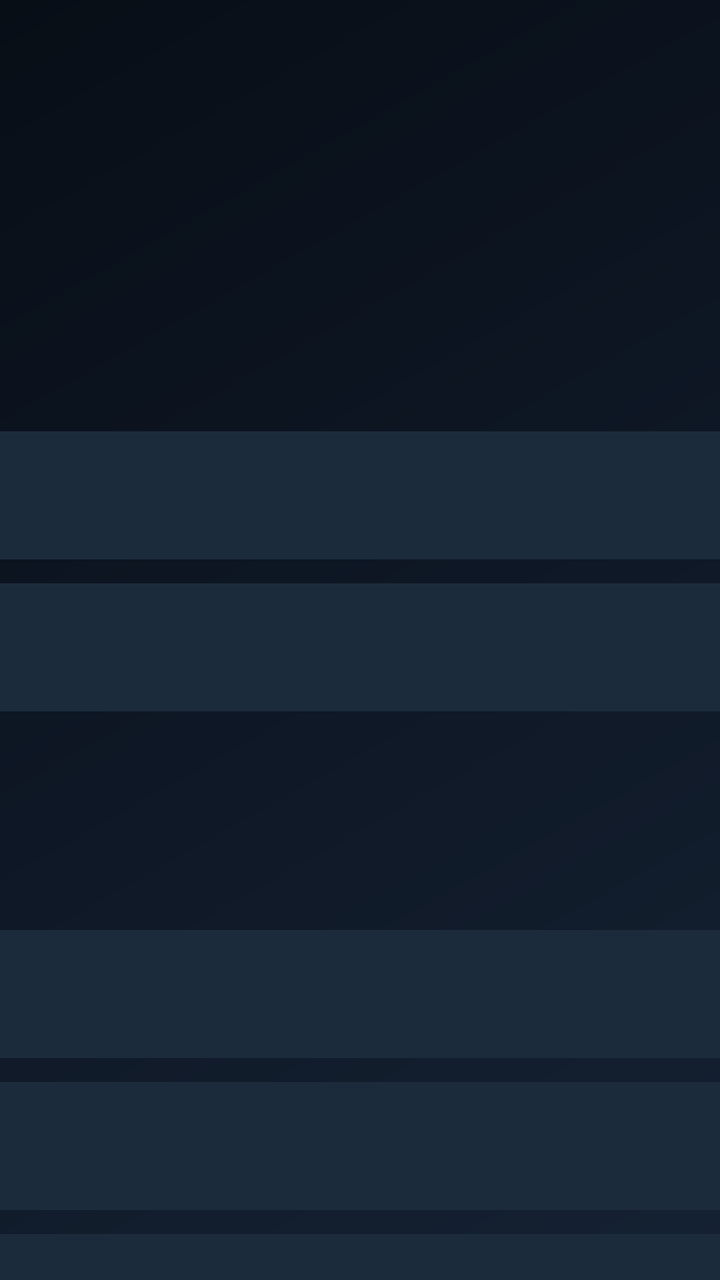
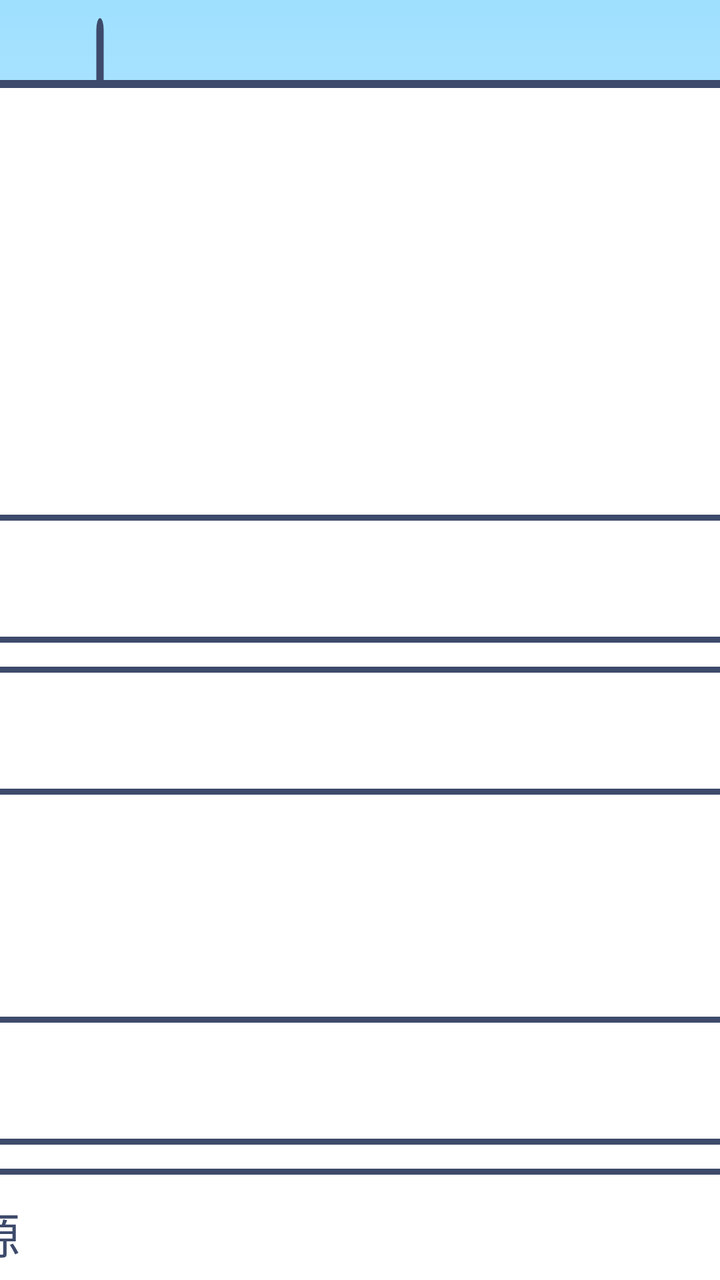

Screens rendered from an Android XML layout before and after an edit, with the pre-edit source and the edit as a unified diff.
<!-- AndroidManifest.xml: application theme Theme.EvoKids -->
<!-- res/layout/activity_settings.xml -->
<?xml version="1.0" encoding="utf-8"?>
<ScrollView xmlns:android="http://schemas.android.com/apk/res/android"
    android:layout_width="match_parent"
    android:layout_height="match_parent">

    <LinearLayout
        android:layout_width="960dp"
        android:layout_height="wrap_content"
        android:layout_gravity="center_horizontal"
        android:orientation="vertical"
        android:padding="48dp">

        <TextView
            android:layout_width="wrap_content"
            android:layout_height="wrap_content"
            android:drawableStart="@drawable/ic_lock"
            android:drawablePadding="18dp"
            android:text="@string/settings_title"
            android:textColor="@color/text_primary"
            android:textSize="40sp"
            android:textStyle="bold" />

        <TextView
            android:layout_width="wrap_content"
            android:layout_height="wrap_content"
            android:layout_marginTop="36dp"
            android:text="@string/settings_section_account"
            android:textColor="@color/accent"
            android:textSize="18sp"
            android:textStyle="bold" />

        <TextView
            android:id="@+id/setting_account_status"
            android:layout_width="match_parent"
            android:layout_height="wrap_content"
            android:layout_marginTop="8dp"
            android:textColor="@color/text_secondary"
            android:textSize="20sp" />

        <Button
            android:id="@+id/btn_qr_login"
            style="@style/Widget.EvoKids.Button"
            android:layout_width="match_parent"
            android:layout_height="wrap_content"
            android:drawableStart="@drawable/ic_qr"
            android:text="@string/settings_login" />

        <Button
            android:id="@+id/btn_logout"
            style="@style/Widget.EvoKids.Button"
            android:layout_width="match_parent"
            android:layout_height="wrap_content"
            android:drawableStart="@drawable/ic_logout"
            android:text="@string/settings_logout" />

        <TextView
            android:layout_width="wrap_content"
            android:layout_height="wrap_content"
            android:layout_marginTop="36dp"
            android:text="@string/settings_section_config"
            android:textColor="@color/accent"
            android:textSize="18sp"
            android:textStyle="bold" />

        <TextView
            android:id="@+id/setting_config_status"
            android:layout_width="match_parent"
            android:layout_height="wrap_content"
            android:layout_marginTop="8dp"
            android:textColor="@color/text_secondary"
            android:textSize="20sp" />

        <Button
            android:id="@+id/btn_edit_config_url"
            style="@style/Widget.EvoKids.Button"
            android:layout_width="match_parent"
            android:layout_height="wrap_content"
            android:drawableStart="@drawable/ic_settings"
            android:text="@string/settings_edit_config_url" />

        <Button
            android:id="@+id/btn_reset_config"
            style="@style/Widget.EvoKids.Button"
            android:layout_width="match_parent"
            android:layout_height="wrap_content"
            android:drawableStart="@drawable/ic_refresh"
            android:text="@string/settings_reset_config" />

        <Button
            android:id="@+id/btn_reload_config"
            style="@style/Widget.EvoKids.Button"
            android:layout_width="match_parent"
            android:layout_height="wrap_content"
            android:drawableStart="@drawable/ic_refresh"
            android:text="@string/settings_reload" />

        <TextView
            android:layout_width="wrap_content"
            android:layout_height="wrap_content"
            android:layout_marginTop="36dp"
            android:text="@string/settings_section_security"
            android:textColor="@color/accent"
            android:textSize="18sp"
            android:textStyle="bold" />

        <Button
            android:id="@+id/btn_change_pin"
            style="@style/Widget.EvoKids.Button"
            android:layout_width="match_parent"
            android:layout_height="wrap_content"
            android:drawableStart="@drawable/ic_lock"
            android:text="@string/settings_change_pin" />

        <Button
            android:id="@+id/btn_exit_app"
            style="@style/Widget.EvoKids.Button"
            android:layout_width="match_parent"
            android:layout_height="wrap_content"
            android:drawableStart="@drawable/ic_power"
            android:text="@string/settings_exit" />
    </LinearLayout>
</ScrollView>
<!-- resources referenced by this layout -->
<resources>
  <color name="accent">#FF8A3D</color>
  <color name="text_primary">#F4F7FA</color>
  <color name="text_secondary">#93A7BC</color>
  <!-- drawable ic_lock (drawable) -->
  <vector xmlns:android="http://schemas.android.com/apk/res/android" android:width="24dp" android:height="24dp" android:viewportWidth="24" android:viewportHeight="24">
      <path android:fillColor="#F4F7FA" android:pathData="M18,8h-1V6c0,-2.76 -2.24,-5 -5,-5S7,3.24 7,6v2H6c-1.1,0 -2,0.9 -2,2v10c0,1.1 0.9,2 2,2h12c1.1,0 2,-0.9 2,-2V10c0,-1.1 -0.9,-2 -2,-2zM12,17c-1.1,0 -2,-0.9 -2,-2s0.9,-2 2,-2s2,0.9 2,2s-0.9,2 -2,2zM15.1,8H8.9V6c0,-1.71 1.39,-3.1 3.1,-3.1c1.71,0 3.1,1.39 3.1,3.1v2z"/>
  </vector>
  <!-- drawable ic_logout (drawable) -->
  <vector xmlns:android="http://schemas.android.com/apk/res/android" android:width="24dp" android:height="24dp" android:viewportWidth="24" android:viewportHeight="24">
      <path android:fillColor="#F4F7FA" android:pathData="M17,7l-1.41,1.41L18.17,11H8v2h10.17l-2.58,2.58L17,17l5,-5zM4,5h8V3H4c-1.1,0 -2,0.9 -2,2v14c0,1.1 0.9,2 2,2h8v-2H4V5z"/>
  </vector>
  <!-- drawable ic_power (drawable) -->
  <vector xmlns:android="http://schemas.android.com/apk/res/android" android:width="24dp" android:height="24dp" android:viewportWidth="24" android:viewportHeight="24">
      <path android:fillColor="#F4F7FA" android:pathData="M13,3h-2v10h2V3zM17.83,5.17l-1.42,1.42C17.99,7.86 19,9.81 19,12c0,3.87 -3.13,7 -7,7s-7,-3.13 -7,-7c0,-2.19 1.01,-4.14 2.58,-5.42L6.17,5.17C4.23,6.82 3,9.26 3,12c0,4.97 4.03,9 9,9s9,-4.03 9,-9C21,9.26 19.77,6.82 17.83,5.17z"/>
  </vector>
  <!-- drawable ic_qr (drawable) -->
  <vector xmlns:android="http://schemas.android.com/apk/res/android" android:width="24dp" android:height="24dp" android:viewportWidth="24" android:viewportHeight="24">
      <path android:fillColor="#F4F7FA" android:fillType="evenOdd" android:pathData="M3,3h8v8H3V3zM5,5v4h4V5H5zM13,3h8v8h-8V3zM15,5v4h4V5h-4zM3,13h8v8H3v-8zM5,15v4h4v-4H5zM13,13h3v3h-3v-3zM17,13h3v3h-3v-3zM13,17h3v3h-3v-3zM17,17h3v3h-3v-3z"/>
  </vector>
  <!-- drawable ic_refresh (drawable) -->
  <vector xmlns:android="http://schemas.android.com/apk/res/android" android:width="24dp" android:height="24dp" android:viewportWidth="24" android:viewportHeight="24">
      <path android:fillColor="#F4F7FA" android:pathData="M17.65,6.35C16.2,4.9 14.21,4 12,4c-4.42,0 -7.99,3.58 -7.99,8s3.57,8 7.99,8c3.73,0 6.84,-2.55 7.73,-6h-2.08c-0.82,2.33 -3.04,4 -5.65,4 -3.31,0 -6,-2.69 -6,-6s2.69,-6 6,-6c1.66,0 3.14,0.69 4.22,1.78L13,11h7V4l-2.35,2.35z"/>
  </vector>
  <!-- drawable ic_settings (drawable) -->
  <vector xmlns:android="http://schemas.android.com/apk/res/android" android:width="24dp" android:height="24dp" android:viewportWidth="24" android:viewportHeight="24">
      <path android:fillColor="#F4F7FA" android:pathData="M19.14,12.94c0.04,-0.3 0.06,-0.61 0.06,-0.94c0,-0.32 -0.02,-0.64 -0.07,-0.94l2.03,-1.58c0.18,-0.14 0.23,-0.41 0.12,-0.61l-1.92,-3.32c-0.12,-0.22 -0.37,-0.29 -0.59,-0.22l-2.39,0.96c-0.5,-0.38 -1.03,-0.7 -1.62,-0.94L14.4,2.81c-0.04,-0.24 -0.24,-0.41 -0.48,-0.41h-3.84c-0.24,0 -0.43,0.17 -0.47,0.41L9.25,5.35C8.66,5.59 8.12,5.92 7.63,6.29L5.24,5.33c-0.22,-0.08 -0.47,0 -0.59,0.22L2.74,8.87C2.62,9.08 2.66,9.34 2.86,9.48l2.03,1.58C4.84,11.36 4.8,11.69 4.8,12s0.02,0.64 0.07,0.94l-2.03,1.58c-0.18,0.14 -0.23,0.41 -0.12,0.61l1.92,3.32c0.12,0.22 0.37,0.29 0.59,0.22l2.39,-0.96c0.5,0.38 1.03,0.7 1.62,0.94l0.36,2.54c0.05,0.24 0.24,0.41 0.48,0.41h3.84c0.24,0 0.44,-0.17 0.47,-0.41l0.36,-2.54c0.59,-0.24 1.13,-0.56 1.62,-0.94l2.39,0.96c0.22,0.08 0.47,0 0.59,-0.22l1.92,-3.32c0.12,-0.22 0.07,-0.47 -0.12,-0.61L19.14,12.94zM12,15.6c-1.98,0 -3.6,-1.62 -3.6,-3.6s1.62,-3.6 3.6,-3.6s3.6,1.62 3.6,3.6S13.98,15.6 12,15.6z"/>
  </vector>
  <style name="Widget.EvoKids.Button" parent="android:Widget.Material.Button">
          <item name="android:textSize">@dimen/button_text</item>
          <item name="android:textColor">@color/text_primary</item>
          <item name="android:background">@drawable/bg_button</item>
          <item name="android:paddingLeft">28dp</item>
          <item name="android:paddingRight">28dp</item>
          <item name="android:paddingTop">14dp</item>
          <item name="android:paddingBottom">14dp</item>
          <item name="android:drawablePadding">18dp</item>
          <item name="android:gravity">center_vertical|start</item>
          <item name="android:textAllCaps">false</item>
          <item name="android:layout_marginTop">12dp</item>
          <item name="android:minHeight">64dp</item>
      </style>
  <style name="Theme.EvoKids" parent="Theme.Leanback">
          <item name="android:windowBackground">@drawable/bg_main</item>
          <item name="android:colorAccent">@color/accent</item>
          <item name="colorAccent">@color/accent</item>
          <item name="android:textColorPrimary">@color/text_primary</item>
          <item name="android:textColorSecondary">@color/text_secondary</item>
      </style>
  <dimen name="button_text">22sp</dimen>
  <!-- drawable bg_button (drawable) -->
  <?xml version="1.0" encoding="utf-8"?>
  <selector xmlns:android="http://schemas.android.com/apk/res/android">
      <item android:state_focused="true">
          <shape>
              <solid android:color="#2A4159" />
              <corners android:radius="28dp" />
              <stroke android:width="3dp" android:color="@color/accent" />
          </shape>
      </item>
      <item>
          <shape>
              <solid android:color="#1C2B3C" />
              <corners android:radius="28dp" />
          </shape>
      </item>
  </selector>
  <!-- drawable bg_main (drawable) -->
  <?xml version="1.0" encoding="utf-8"?>
  <shape xmlns:android="http://schemas.android.com/apk/res/android">
      <gradient
          android:angle="135"
          android:startColor="#152233"
          android:centerColor="#0E1725"
          android:endColor="#080E16"
          android:type="linear" />
  </shape>
  <!-- unchanged entries left out for length: 11 -->
</resources>

<!-- the commit's change to res/layout/activity_settings.xml (unified diff, before → after) -->
@@ -8,6 +8,9 @@
         android:layout_height="wrap_content"
         android:layout_gravity="center_horizontal"
         android:orientation="vertical"
+        android:background="@drawable/bg_panel_card"
+        android:layout_marginTop="40dp"
+        android:layout_marginBottom="40dp"
         android:padding="48dp">
 
         <TextView
@@ -17,17 +20,15 @@
             android:drawablePadding="18dp"
             android:text="@string/settings_title"
             android:textColor="@color/text_primary"
-            android:textSize="40sp"
-            android:textStyle="bold" />
+            android:textSize="40sp" />
 
         <TextView
             android:layout_width="wrap_content"
             android:layout_height="wrap_content"
             android:layout_marginTop="36dp"
             android:text="@string/settings_section_account"
-            android:textColor="@color/accent"
-            android:textSize="18sp"
-            android:textStyle="bold" />
+            android:textColor="@color/card_c3"
+            android:textSize="19sp" />
 
         <TextView
             android:id="@+id/setting_account_status"
@@ -58,9 +59,8 @@
             android:layout_height="wrap_content"
             android:layout_marginTop="36dp"
             android:text="@string/settings_section_config"
-            android:textColor="@color/accent"
-            android:textSize="18sp"
-            android:textStyle="bold" />
+            android:textColor="@color/card_c2"
+            android:textSize="19sp" />
 
         <TextView
             android:id="@+id/setting_config_status"
@@ -99,9 +99,8 @@
             android:layout_height="wrap_content"
             android:layout_marginTop="36dp"
             android:text="@string/settings_section_security"
-            android:textColor="@color/accent"
-            android:textSize="18sp"
-            android:textStyle="bold" />
+            android:textColor="@color/card_c0"
+            android:textSize="19sp" />
 
         <Button
             android:id="@+id/btn_change_pin"
<!-- resource entries referenced after the edit -->
@@ -1,35 +1,145 @@
 <!-- resources referenced by this layout -->
 <resources>
-  <color name="accent">#FF8A3D</color>
-  <color name="text_primary">#F4F7FA</color>
-  <color name="text_secondary">#93A7BC</color>
+  <color name="card_c0">#FF6B6B</color>
+  <color name="card_c2">#5FC96B</color>
+  <color name="card_c3">#4D96FF</color>
+  <color name="accent">#FF9F1C</color>
+  <color name="sky_top">#9FE0FF</color>
+  <color name="sky_bottom">#FFF6E5</color>
+  <!-- drawable deco_sky (drawable) -->
+  <?xml version="1.0" encoding="utf-8"?>
+  <vector xmlns:android="http://schemas.android.com/apk/res/android"
+      android:width="1080dp" android:height="600dp"
+      android:viewportWidth="1080" android:viewportHeight="600">
+      
+      <path android:strokeColor="@color/crayon" android:strokeWidth="11"
+          android:strokeLineCap="round" android:pathData="M150,40 L150,14 M232,74 L253,53 M266,150 L292,150 M68,74 L47,53 M33,150 L7,150" />
+      
+      <path android:fillColor="@color/sun_yellow" android:strokeColor="@color/crayon"
+          android:strokeWidth="10" android:pathData="M150,150 m-72,0 a72,72 0 1 0 144,0 a72,72 0 1 0 -144,0" />
+      
+      <group>
+          <path android:fillColor="@color/cloud_white"
+              android:pathData="M810,168 a34,34 0 1 0 68,0 a34,34 0 1 0 -68,0 M872,148 a44,44 0 1 0 88,0 a44,44 0 1 0 -88,0 M942,172 a30,30 0 1 0 60,0 a30,30 0 1 0 -60,0 M806,176 h188 a14,14 0 0 1 0,28 h-188 a14,14 0 0 1 0,-28 z" />
+      </group>
+      
+      <path android:fillColor="@color/cloud_white" android:fillAlpha="0.9"
+          android:pathData="M240,352 a24,24 0 1 0 48,0 a24,24 0 1 0 -48,0 M284,338 a30,30 0 1 0 60,0 a30,30 0 1 0 -60,0 M334,356 a20,20 0 1 0 40,0 a20,20 0 1 0 -40,0 M238,360 h130 a10,10 0 0 1 0,20 h-130 a10,10 0 0 1 0,-20 z" />
+      
+      <path android:fillColor="@color/cloud_white" android:fillAlpha="0.75"
+          android:pathData="M600,300 a20,20 0 1 0 40,0 a20,20 0 1 0 -40,0 M636,288 a26,26 0 1 0 52,0 a26,26 0 1 0 -52,0 M682,304 a17,17 0 1 0 34,0 a17,17 0 1 0 -34,0 M598,308 h112 a9,9 0 0 1 0,18 h-112 a9,9 0 0 1 0,-18 z" />
+  </vector>
+  <!-- drawable deco_hills (drawable) -->
+  <?xml version="1.0" encoding="utf-8"?>
+  <vector xmlns:android="http://schemas.android.com/apk/res/android"
+      android:width="1080dp" android:height="600dp"
+      android:viewportWidth="1080" android:viewportHeight="600">
+      
+      <path android:fillColor="@color/hill_back"
+          android:pathData="M0,470 Q250,398 520,458 T1080,430 L1080,600 L0,600 Z" />
+      
+      <path android:fillColor="@color/hill_front" android:strokeColor="@color/crayon"
+          android:strokeWidth="9" android:strokeLineJoin="round"
+          android:pathData="M0,516 Q330,452 660,506 T1080,486 L1080,600 L0,600 Z" />
+      
+      <path android:fillColor="@color/cloud_white"
+          android:pathData="M220,540 a11,11 0 1 0 22,0 a11,11 0 1 0 -22,0 M229,518 a11,11 0 1 0 22,0 a11,11 0 1 0 -22,0 M207,518 a11,11 0 1 0 22,0 a11,11 0 1 0 -22,0 M220,522 h18 v18 h-18 z" />
+      <path android:fillColor="@color/sun_yellow" android:strokeColor="@color/crayon" android:strokeWidth="4"
+          android:pathData="M219,529 m-7,0 a7,7 0 1 0 14,0 a7,7 0 1 0 -14,0" />
+      <path android:fillColor="@color/cloud_white"
+          android:pathData="M830,556 a11,11 0 1 0 22,0 a11,11 0 1 0 -22,0 M839,534 a11,11 0 1 0 22,0 a11,11 0 1 0 -22,0 M817,534 a11,11 0 1 0 22,0 a11,11 0 1 0 -22,0 M830,538 h18 v18 h-18 z" />
+      <path android:fillColor="@color/sun_yellow" android:strokeColor="@color/crayon" android:strokeWidth="4"
+          android:pathData="M829,545 m-7,0 a7,7 0 1 0 14,0 a7,7 0 1 0 -14,0" />
+  </vector>
+  <color name="sun_yellow">#FFD93D</color>
+  <color name="cloud_white">#FFFFFF</color>
+  <color name="hill_back">#A9E8A4</color>
+  <color name="hill_front">#7ED97F</color>
+  <color name="text_primary">#3D4A6B</color>
+  <color name="text_secondary">#7B89A6</color>
+  <!-- drawable bg_panel_card (drawable) -->
+  <?xml version="1.0" encoding="utf-8"?>
+  <shape xmlns:android="http://schemas.android.com/apk/res/android">
+      <solid android:color="@color/bg_panel" />
+      <corners
+          android:topLeftRadius="38dp"
+          android:topRightRadius="30dp"
+          android:bottomLeftRadius="34dp"
+          android:bottomRightRadius="42dp" />
+      <stroke android:width="4dp" android:color="@color/crayon" />
+  </shape>
   <!-- drawable ic_lock (drawable) -->
-  <vector xmlns:android="http://schemas.android.com/apk/res/android" android:width="24dp" android:height="24dp" android:viewportWidth="24" android:viewportHeight="24">
-      <path android:fillColor="#F4F7FA" android:pathData="M18,8h-1V6c0,-2.76 -2.24,-5 -5,-5S7,3.24 7,6v2H6c-1.1,0 -2,0.9 -2,2v10c0,1.1 0.9,2 2,2h12c1.1,0 2,-0.9 2,-2V10c0,-1.1 -0.9,-2 -2,-2zM12,17c-1.1,0 -2,-0.9 -2,-2s0.9,-2 2,-2s2,0.9 2,2s-0.9,2 -2,2zM15.1,8H8.9V6c0,-1.71 1.39,-3.1 3.1,-3.1c1.71,0 3.1,1.39 3.1,3.1v2z"/>
+  <?xml version="1.0" encoding="utf-8"?>
+  <vector xmlns:android="http://schemas.android.com/apk/res/android"
+      android:width="24dp" android:height="24dp"
+      android:viewportWidth="24" android:viewportHeight="24">
+      <path android:strokeColor="@color/crayon" android:strokeWidth="2.6"
+          android:strokeLineCap="round"
+          android:pathData="M8,11 V8 a4,4 0 0 1 8,0 v3" />
+      <path android:fillColor="#00000000" android:strokeColor="@color/crayon"
+          android:strokeWidth="2.4" android:strokeLineJoin="round"
+          android:pathData="M5.5,11 h13 v8.5 a2,2 0 0 1 -2,2 h-9 a2,2 0 0 1 -2,-2 z" />
+      <path android:fillColor="@color/crayon"
+          android:pathData="M12,14.6 m-1.7,0 a1.7,1.7 0 1 0 3.4,0 a1.7,1.7 0 1 0 -3.4,0" />
   </vector>
   <!-- drawable ic_logout (drawable) -->
-  <vector xmlns:android="http://schemas.android.com/apk/res/android" android:width="24dp" android:height="24dp" android:viewportWidth="24" android:viewportHeight="24">
-      <path android:fillColor="#F4F7FA" android:pathData="M17,7l-1.41,1.41L18.17,11H8v2h10.17l-2.58,2.58L17,17l5,-5zM4,5h8V3H4c-1.1,0 -2,0.9 -2,2v14c0,1.1 0.9,2 2,2h8v-2H4V5z"/>
+  <?xml version="1.0" encoding="utf-8"?>
+  <vector xmlns:android="http://schemas.android.com/apk/res/android"
+      android:width="24dp" android:height="24dp"
+      android:viewportWidth="24" android:viewportHeight="24">
+      <path android:fillColor="#00000000" android:strokeColor="@color/crayon"
+          android:strokeWidth="2.2" android:strokeLineJoin="round"
+          android:pathData="M13,3.5 h5 a2,2 0 0 1 2,2 v13 a2,2 0 0 1 -2,2 h-5" />
+      <path android:strokeColor="@color/crayon" android:strokeWidth="2.6"
+          android:strokeLineCap="round" android:strokeLineJoin="round"
+          android:pathData="M3,12 h11.5 M11.5,8.5 L15,12 L11.5,15.5" />
   </vector>
   <!-- drawable ic_power (drawable) -->
-  <vector xmlns:android="http://schemas.android.com/apk/res/android" android:width="24dp" android:height="24dp" android:viewportWidth="24" android:viewportHeight="24">
-      <path android:fillColor="#F4F7FA" android:pathData="M13,3h-2v10h2V3zM17.83,5.17l-1.42,1.42C17.99,7.86 19,9.81 19,12c0,3.87 -3.13,7 -7,7s-7,-3.13 -7,-7c0,-2.19 1.01,-4.14 2.58,-5.42L6.17,5.17C4.23,6.82 3,9.26 3,12c0,4.97 4.03,9 9,9s9,-4.03 9,-9C21,9.26 19.77,6.82 17.83,5.17z"/>
+  <?xml version="1.0" encoding="utf-8"?>
+  <vector xmlns:android="http://schemas.android.com/apk/res/android"
+      android:width="24dp" android:height="24dp"
+      android:viewportWidth="24" android:viewportHeight="24">
+      <path android:strokeColor="@color/crayon" android:strokeWidth="2.6"
+          android:strokeLineCap="round"
+          android:pathData="M17.7,6.8 a7.5,7.5 0 1 0 2.3,5.2 M12,2.8 v8.5" />
   </vector>
   <!-- drawable ic_qr (drawable) -->
-  <vector xmlns:android="http://schemas.android.com/apk/res/android" android:width="24dp" android:height="24dp" android:viewportWidth="24" android:viewportHeight="24">
-      <path android:fillColor="#F4F7FA" android:fillType="evenOdd" android:pathData="M3,3h8v8H3V3zM5,5v4h4V5H5zM13,3h8v8h-8V3zM15,5v4h4V5h-4zM3,13h8v8H3v-8zM5,15v4h4v-4H5zM13,13h3v3h-3v-3zM17,13h3v3h-3v-3zM13,17h3v3h-3v-3zM17,17h3v3h-3v-3z"/>
+  <?xml version="1.0" encoding="utf-8"?>
+  <vector xmlns:android="http://schemas.android.com/apk/res/android"
+      android:width="24dp" android:height="24dp"
+      android:viewportWidth="24" android:viewportHeight="24">
+      <path android:strokeColor="@color/crayon" android:strokeWidth="2.2"
+          android:strokeLineJoin="round" android:fillColor="#00000000"
+          android:pathData="M3.5,3.5 h6.5 v6.5 h-6.5 z M14,3.5 h6.5 v6.5 h-6.5 z M3.5,14 h6.5 v6.5 h-6.5 z" />
+      <path android:fillColor="@color/crayon"
+          android:pathData="M6.2,6.2 h1.2 v1.2 h-1.2 z M16.7,6.2 h1.2 v1.2 h-1.2 z M6.2,16.7 h1.2 v1.2 h-1.2 z M14.5,14.5 h2 v2 h-2 z M18,18 h2 v2 h-2 z" />
   </vector>
   <!-- drawable ic_refresh (drawable) -->
-  <vector xmlns:android="http://schemas.android.com/apk/res/android" android:width="24dp" android:height="24dp" android:viewportWidth="24" android:viewportHeight="24">
-      <path android:fillColor="#F4F7FA" android:pathData="M17.65,6.35C16.2,4.9 14.21,4 12,4c-4.42,0 -7.99,3.58 -7.99,8s3.57,8 7.99,8c3.73,0 6.84,-2.55 7.73,-6h-2.08c-0.82,2.33 -3.04,4 -5.65,4 -3.31,0 -6,-2.69 -6,-6s2.69,-6 6,-6c1.66,0 3.14,0.69 4.22,1.78L13,11h7V4l-2.35,2.35z"/>
+  <?xml version="1.0" encoding="utf-8"?>
+  <vector xmlns:android="http://schemas.android.com/apk/res/android"
+      android:width="24dp" android:height="24dp"
+      android:viewportWidth="24" android:viewportHeight="24">
+      <path android:strokeColor="@color/crayon" android:strokeWidth="2.6"
+          android:strokeLineCap="round"
+          android:pathData="M19.5,12 a7.5,7.5 0 1 1 -2.2,-5.3" />
+      <path android:fillColor="@color/crayon"
+          android:pathData="M20.8,2.8 L21.2,7.8 L16.2,7.4 Z" />
   </vector>
   <!-- drawable ic_settings (drawable) -->
-  <vector xmlns:android="http://schemas.android.com/apk/res/android" android:width="24dp" android:height="24dp" android:viewportWidth="24" android:viewportHeight="24">
-      <path android:fillColor="#F4F7FA" android:pathData="M19.14,12.94c0.04,-0.3 0.06,-0.61 0.06,-0.94c0,-0.32 -0.02,-0.64 -0.07,-0.94l2.03,-1.58c0.18,-0.14 0.23,-0.41 0.12,-0.61l-1.92,-3.32c-0.12,-0.22 -0.37,-0.29 -0.59,-0.22l-2.39,0.96c-0.5,-0.38 -1.03,-0.7 -1.62,-0.94L14.4,2.81c-0.04,-0.24 -0.24,-0.41 -0.48,-0.41h-3.84c-0.24,0 -0.43,0.17 -0.47,0.41L9.25,5.35C8.66,5.59 8.12,5.92 7.63,6.29L5.24,5.33c-0.22,-0.08 -0.47,0 -0.59,0.22L2.74,8.87C2.62,9.08 2.66,9.34 2.86,9.48l2.03,1.58C4.84,11.36 4.8,11.69 4.8,12s0.02,0.64 0.07,0.94l-2.03,1.58c-0.18,0.14 -0.23,0.41 -0.12,0.61l1.92,3.32c0.12,0.22 0.37,0.29 0.59,0.22l2.39,-0.96c0.5,0.38 1.03,0.7 1.62,0.94l0.36,2.54c0.05,0.24 0.24,0.41 0.48,0.41h3.84c0.24,0 0.44,-0.17 0.47,-0.41l0.36,-2.54c0.59,-0.24 1.13,-0.56 1.62,-0.94l2.39,0.96c0.22,0.08 0.47,0 0.59,-0.22l1.92,-3.32c0.12,-0.22 0.07,-0.47 -0.12,-0.61L19.14,12.94zM12,15.6c-1.98,0 -3.6,-1.62 -3.6,-3.6s1.62,-3.6 3.6,-3.6s3.6,1.62 3.6,3.6S13.98,15.6 12,15.6z"/>
+  <?xml version="1.0" encoding="utf-8"?>
+  <vector xmlns:android="http://schemas.android.com/apk/res/android"
+      android:width="24dp" android:height="24dp"
+      android:viewportWidth="24" android:viewportHeight="24">
+      <path android:strokeColor="@color/crayon" android:strokeWidth="2.8"
+          android:strokeLineCap="round"
+          android:pathData="M12,2.8 v3 M21.2,12 h-3 M12,21.2 v-3 M2.8,12 h3 M18.5,5.5 L16.4,7.6 M18.5,18.5 L16.4,16.4 M5.5,18.5 L7.6,16.4 M5.5,5.5 L7.6,7.6" />
+      <path android:fillColor="#00000000" android:strokeColor="@color/crayon"
+          android:strokeWidth="2.6"
+          android:pathData="M12,12 m-4.2,0 a4.2,4.2 0 1 0 8.4,0 a4.2,4.2 0 1 0 -8.4,0" />
   </vector>
   <style name="Widget.EvoKids.Button" parent="android:Widget.Material.Button">
           <item name="android:textSize">@dimen/button_text</item>
-          <item name="android:textColor">@color/text_primary</item>
+          <item name="android:textColor">@color/crayon</item>
           <item name="android:background">@drawable/bg_button</item>
           <item name="android:paddingLeft">28dp</item>
           <item name="android:paddingRight">28dp</item>
@@ -47,35 +157,53 @@
           <item name="colorAccent">@color/accent</item>
           <item name="android:textColorPrimary">@color/text_primary</item>
           <item name="android:textColorSecondary">@color/text_secondary</item>
+          <item name="android:textColorHint">@color/text_secondary</item>
       </style>
-  <dimen name="button_text">22sp</dimen>
+  <color name="bg_panel">#FFFFFF</color>
+  <color name="crayon">#3D4A6B</color>
+  <dimen name="button_text">24sp</dimen>
   <!-- drawable bg_button (drawable) -->
   <?xml version="1.0" encoding="utf-8"?>
   <selector xmlns:android="http://schemas.android.com/apk/res/android">
       <item android:state_focused="true">
           <shape>
-              <solid android:color="#2A4159" />
-              <corners android:radius="28dp" />
-              <stroke android:width="3dp" android:color="@color/accent" />
+              <solid android:color="#FFC94D" />
+              <corners
+                  android:topLeftRadius="34dp"
+                  android:topRightRadius="26dp"
+                  android:bottomLeftRadius="30dp"
+                  android:bottomRightRadius="38dp" />
+              <stroke android:width="5dp" android:color="@color/accent" />
           </shape>
       </item>
       <item>
           <shape>
-              <solid android:color="#1C2B3C" />
-              <corners android:radius="28dp" />
+              <solid android:color="@color/bg_panel" />
+              <corners
+                  android:topLeftRadius="34dp"
+                  android:topRightRadius="26dp"
+                  android:bottomLeftRadius="30dp"
+                  android:bottomRightRadius="38dp" />
+              <stroke android:width="3dp" android:color="@color/crayon" />
           </shape>
       </item>
   </selector>
   <!-- drawable bg_main (drawable) -->
   <?xml version="1.0" encoding="utf-8"?>
-  <shape xmlns:android="http://schemas.android.com/apk/res/android">
-      <gradient
-          android:angle="135"
-          android:startColor="#152233"
-          android:centerColor="#0E1725"
-          android:endColor="#080E16"
-          android:type="linear" />
-  </shape>
+  <layer-list xmlns:android="http://schemas.android.com/apk/res/android">
+      <item>
+          <shape>
+              <gradient
+                  android:angle="270"
+                  android:startColor="@color/sky_top"
+                  android:centerColor="#D9F1FF"
+                  android:endColor="@color/sky_bottom"
+                  android:type="linear" />
+          </shape>
+      </item>
+      <item android:drawable="@drawable/deco_sky" />
+      <item android:drawable="@drawable/deco_hills" />
+  </layer-list>
   <!-- unchanged entries left out for length: 11 -->
 </resources>
 
